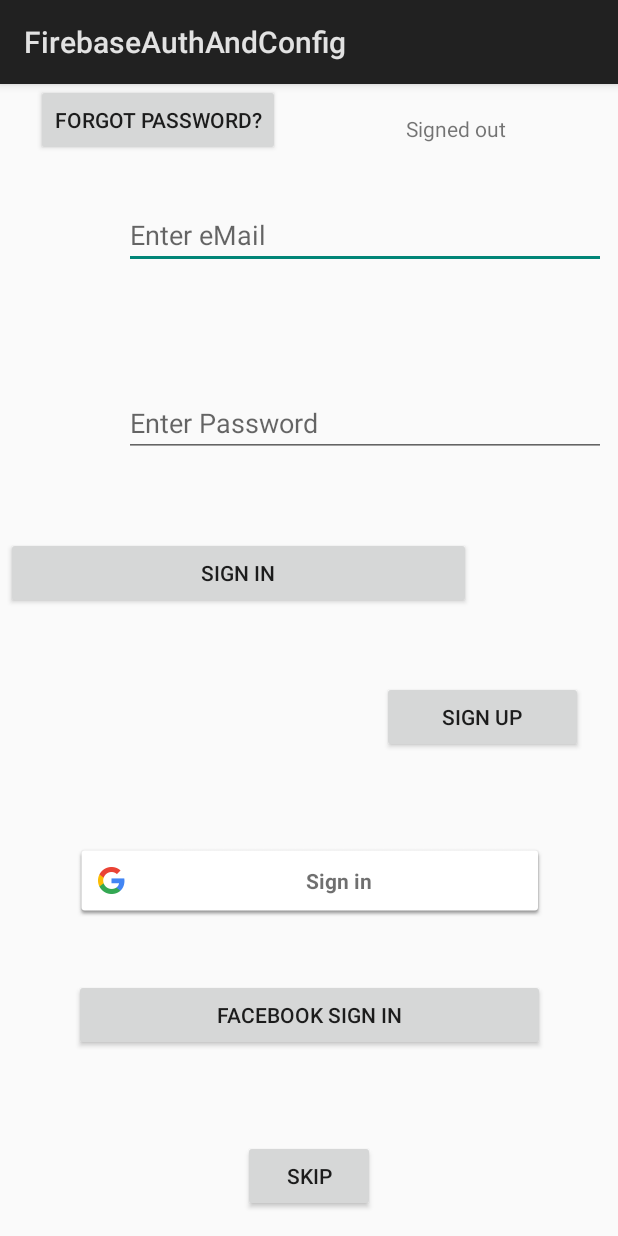
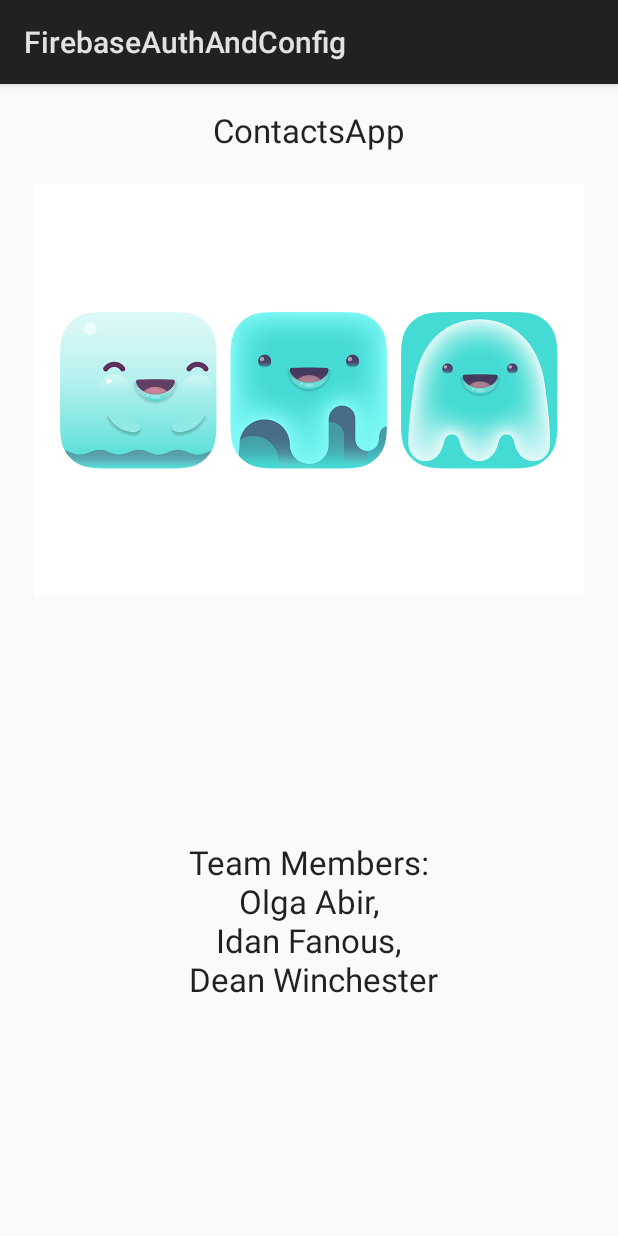
Before and after one commit to OlgaAbir/Ex02_Mobile, an Android app: the first screen one second after launch (MainActivity before the commit, SplashScreen after it), on a phone screen of 412 x 824 dp. Run offline under Robolectric (Android 15) with nearby library versions, the light colour scheme and no system bars.

Commit message:
added splash screen

```diff
--- a/FirebaseAuthAndConfig/app/src/main/AndroidManifest.xml
+++ b/FirebaseAuthAndConfig/app/src/main/AndroidManifest.xml
@@ -9,7 +9,8 @@
         android:roundIcon="@mipmap/ic_launcher_round"
         android:supportsRtl="true"
         android:theme="@style/AppTheme">
-        <activity android:name=".MainActivity">
+        <activity android:name=".MainActivity"></activity>
+        <activity android:name=".SplashScreen">
             <intent-filter>
                 <action android:name="android.intent.action.MAIN" />
 
--- /dev/null
+++ b/FirebaseAuthAndConfig/app/src/main/java/com/deanoy/user/firebaseauthandconfig/SplashScreen.java
@@ -0,0 +1,33 @@
+package com.deanoy.user.firebaseauthandconfig;
+
+import android.app.Activity;
+import android.content.Intent;
+import android.os.Bundle;
+import android.os.Handler;
+import android.util.Log;
+
+public class SplashScreen extends Activity {
+
+    public static final String TAG = "Splash Activity";
+
+    private static final int mNumOfSeconds = 3;
+
+    @Override
+    protected void onCreate(Bundle savedInstanceState) {
+        Log.e(TAG, "SplashCreate >>");
+
+        super.onCreate(savedInstanceState);
+        setContentView(R.layout.activity_splash_screen);
+
+        new Handler().postDelayed(new Runnable() {
+            @Override
+            public void run() {
+                Intent i = new Intent(getApplicationContext(), MainActivity.class);
+                startActivity(i);
+                finish();
+            }
+        }, mNumOfSeconds * 1000);
+
+        Log.e(TAG, "SplashCreate <<");
+    }
+}
--- a/FirebaseAuthAndConfig/app/src/main/res/layout/activity_main.xml
+++ b/FirebaseAuthAndConfig/app/src/main/res/layout/activity_main.xml
@@ -54,7 +54,7 @@
     <Button
         android:id="@+id/btnSignUp"
         android:layout_width="134dp"
-        android:layout_height="wrap_content"
+        android:layout_height="35dp"
         android:layout_marginBottom="8dp"
         android:layout_marginEnd="8dp"
         android:layout_marginRight="16dp"
@@ -64,11 +64,11 @@
         android:text="Sign Up"
         app:layout_constraintBottom_toBottomOf="parent"
         app:layout_constraintEnd_toEndOf="parent"
-        app:layout_constraintHorizontal_bias="0.941"
+        app:layout_constraintHorizontal_bias="0.961"
         app:layout_constraintRight_toRightOf="parent"
         app:layout_constraintStart_toStartOf="parent"
         app:layout_constraintTop_toTopOf="parent"
-        app:layout_constraintVertical_bias="0.554" />
+        app:layout_constraintVertical_bias="0.567" />
 
     <Button
         android:id="@+id/btnSignIn"
@@ -119,11 +119,17 @@
     <Button
         android:id="@+id/btnForgotPassword"
         android:layout_width="wrap_content"
-        android:layout_height="wrap_content"
+        android:layout_height="35dp"
+        android:layout_marginBottom="8dp"
+        android:layout_marginEnd="136dp"
         android:layout_marginLeft="24dp"
+        android:layout_marginTop="8dp"
         android:text="Forgot password?"
+        app:layout_constraintBottom_toBottomOf="parent"
+        app:layout_constraintEnd_toEndOf="parent"
         app:layout_constraintLeft_toLeftOf="parent"
-        tools:layout_editor_absoluteY="256dp" />
+        app:layout_constraintTop_toTopOf="parent"
+        app:layout_constraintVertical_bias="0.567" />
 
     <Button
         android:id="@+id/btnSkip"
--- /dev/null
+++ b/FirebaseAuthAndConfig/app/src/main/res/layout/activity_splash_screen.xml
@@ -0,0 +1,32 @@
+<?xml version="1.0" encoding="utf-8"?>
+<LinearLayout xmlns:android="http://schemas.android.com/apk/res/android"
+    xmlns:app="http://schemas.android.com/apk/res-auto"
+    xmlns:tools="http://schemas.android.com/tools"
+    android:layout_width="match_parent"
+    android:layout_height="match_parent"
+    android:orientation="vertical"
+    tools:context="mta.assignment1.SplashScreen">
+
+    <TextView
+        android:layout_width="match_parent"
+        android:layout_height="61dp"
+        android:gravity="center"
+        android:text="ContactsApp"
+        android:textAppearance="@android:style/TextAppearance.DeviceDefault.Large" />
+
+    <ImageView
+        android:id="@+id/imageViewDisplay"
+        android:layout_width="wrap_content"
+        android:layout_height="275dp"
+        android:layout_margin="5dp"
+        android:src="@drawable/logo" />
+
+    <TextView
+        android:layout_width="match_parent"
+        android:layout_height="54dp"
+        android:layout_weight="1"
+        android:gravity="center"
+        android:text="Team Members:\n Olga Abir, \n Idan Fanous, \n Dean Winchester"
+        android:textAppearance="@android:style/TextAppearance.DeviceDefault.Large" />
+
+</LinearLayout>
```
Also changed, not shown: FirebaseAuthAndConfig/app/src/main/res/drawable/logo.png (added).
